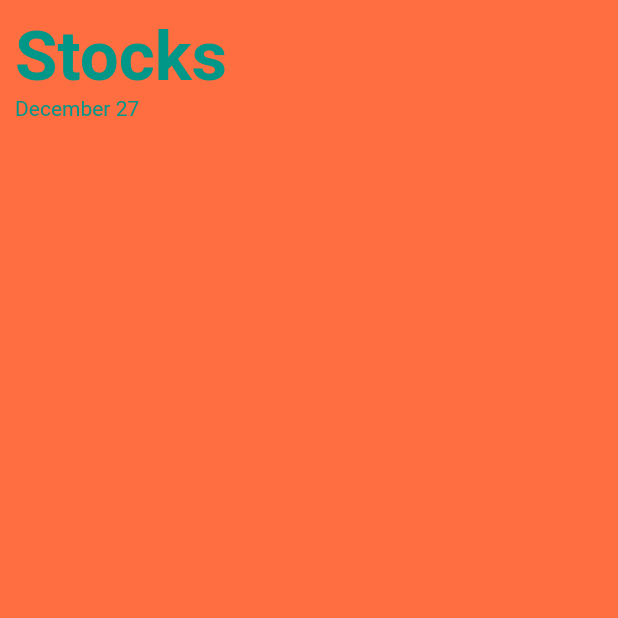
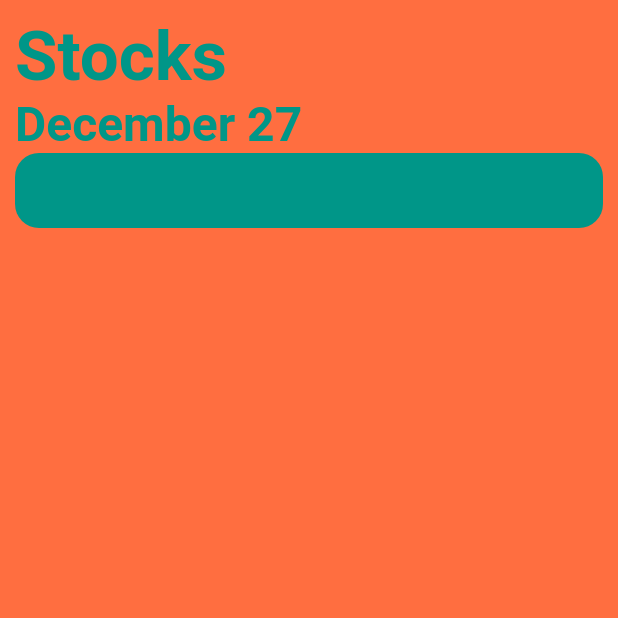
Before and after one commit to DragonDev101/flutter_tckr, a Flutter app: the screen it shows after launch, on a phone screen of 412 x 824 dp, the top half of it. Run offline on Flutter 3.47's test engine with Material 2 defaults, Android fonts, the light colour scheme and no system bars.

Commit message:
Added placeholder date and search bar, may need adjustment.

```diff
--- a/lib/widgets/home_page.dart
+++ b/lib/widgets/home_page.dart
@@ -21,14 +21,33 @@ class HomePage extends StatelessWidget {
                       color: Colors.teal,
                       fontSize: 46,
                       fontWeight: FontWeight.bold),
+                ),
+                Text("December 27",
+                    style: TextStyle(
+                        color: Colors.teal,
+                        fontSize: 32,
+                        fontWeight: FontWeight.bold)),
+                SizedBox(
+                  height: 50,
+                  child: TextField(
+                    decoration: InputDecoration(
+                      hintStyle: TextStyle(color: Colors.teal),
+                      hintText: "Search",
+                      prefix: Icon(Icons.search),
+                      fillColor: Colors.teal,
+                      filled: true,
+                      border: OutlineInputBorder(
+                        borderSide: BorderSide(
+                          width: 0, style: BorderStyle.none,
 
+                        ),
+                            borderRadius: BorderRadius.all(Radius.circular(16)),
+
+                    ),
+                  )
                 )
-                ,Text("December 27",
-                style: TextStyle(
-                  color: Colors.teal
-                ),)
-              ],
-            ),
+              ),
+            ]),
           ))
     ]));
   }
```
